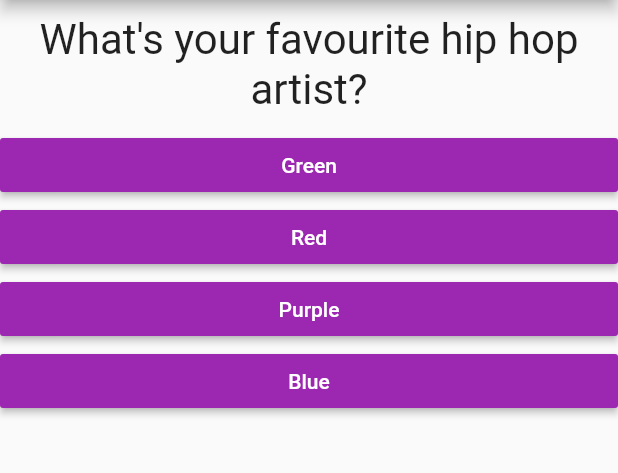
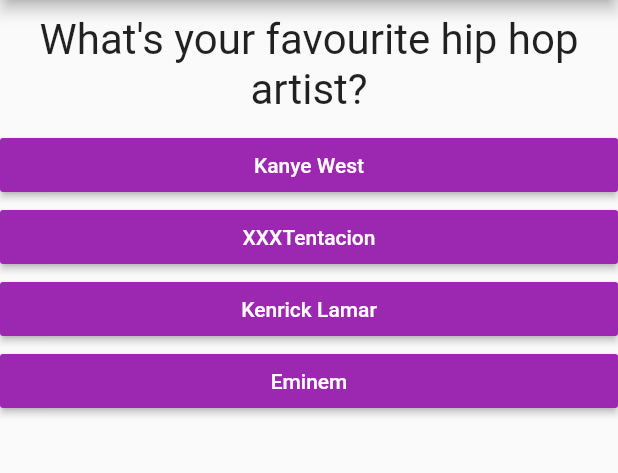
Before and after one commit to archrave/Personality-test-app, a Flutter app: the screen it shows after launch, after a tap on "Green", on a phone screen of 412 x 824 dp, the part 84-557 px from its top. Run offline on Flutter 3.47's test engine with Material 2 defaults, Android fonts, the phone set to English and light mode, and no system bars.

Commit message:
Added Results based on total score

```diff
--- a/lib/main.dart
+++ b/lib/main.dart
@@ -14,13 +14,15 @@ class FirstApp extends StatefulWidget {
 }
 
 class _FirstAppState extends State<FirstApp> {
-  // '_' in dart marks the sclass as private
+  // '_' in dart marks the class as private
   var _questionIndex = 0; //Marking private by '_'
-
-  void _AnswerQuestion() {
+  var _totalScore = 0;
+  void _AnswerQuestion(int score) {
     //Marking private by '_'
     setState(() {
       _questionIndex = _questionIndex + 1;
+      _totalScore += score;
+      print("Score: $_totalScore");
       print(_questionIndex);
     });
   }
@@ -31,15 +33,30 @@ class _FirstAppState extends State<FirstApp> {
       // This is a list of maps, each map contains two keys here
       {
         'questionText': 'What\'s your favourite colour?',
-        'answers': ['Green', 'Red', 'Purple', 'Blue']
+        'answers': [
+          {'text': 'Green', 'score': 4},
+          {'text': 'Red', 'score': 7},
+          {'text': 'Purple', 'score': 3},
+          {'text': 'Blue', 'score': 2},
+        ]
       },
       {
         'questionText': 'What\'s your favourite hip hop artist?',
-        'answers': ['Green', 'Red', 'Purple', 'Blue']
+        'answers': [
+          {'text': 'Kanye West', 'score': 4},
+          {'text': 'XXXTentacion', 'score': 7},
+          {'text': 'Kenrick Lamar', 'score': 2},
+          {'text': 'Eminem', 'score': 9},
+        ]
       },
       {
         'questionText': 'What\'s your favourite game?',
-        'answers': ['Skyrim', 'Minecraft', 'Dark Souls', 'Half Life']
+        'answers': [
+          {'text': 'Skyrim', 'score': 1},
+          {'text': 'Minecraft', 'score': 8},
+          {'text': 'Dark Souls', 'score': 7},
+          {'text': 'Half Life', 'score': 3},
+        ]
       },
     ];
     return MaterialApp(
@@ -53,7 +70,7 @@ class _FirstAppState extends State<FirstApp> {
                 questionI: _questionIndex,
                 answerQues: _AnswerQuestion,
               )
-            : Result(),
+            : Result(_totalScore),
       ),
     );
   }
--- a/lib/question.dart
+++ b/lib/question.dart
@@ -3,7 +3,7 @@ import 'package:flutter/material.dart';
 class Question extends StatelessWidget {
 //final tells dart that this value wouldnt change after the initialisation in the constructor (a good convention)
   final String questionText;
-  Question(this.questionText); //Short methoda of writing constructor
+  Question(this.questionText); //Short methods of writing constructor
   @override
   Widget build(BuildContext context) {
     return Container(
--- a/lib/quiz.dart
+++ b/lib/quiz.dart
@@ -5,7 +5,7 @@ import './answer.dart';
 class Quiz extends StatelessWidget {
   List<Map<String, Object>> questions;
   int questionI;
-  final VoidCallback answerQues;
+  final Function answerQues;
   Quiz({
     required this.questions,
     required this.questionI,
@@ -33,8 +33,10 @@ class Quiz extends StatelessWidget {
         /* The '...' below is basically turning the whole newly created list into small elements of that list so as to pass those elements
     in the Column() List since otherwise, we'd pass a list in column list which would create a nested list which is wrong      */
 
-        ...(questions[questionI]['answers'] as List<String>).map((answer) {
-          return Answer(answerQues, answer);
+        ...(questions[questionI]['answers'] as List<Map<String, Object>>)
+            .map((answer) {
+          return Answer(() => answerQues(answer['score']),
+              answer['text'] as String); //As string added
         }).toList()
         //Answer(_AnswerQuestion),
         //Answer(_AnswerQuestion),
```
Also changed, not shown: lib/result.dart (+23 -1 lines).
